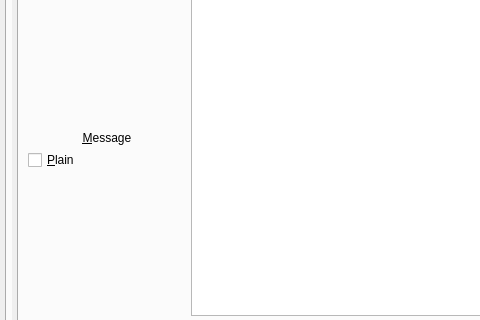
First picture: the form in branches/trunk/GoldBug-UI/controlcenter.ui, repository textbrowser/spot-on, before the edit; both pictures show x 0 to 480 and y 380 to 700 of the 660 by 800 pixel window.
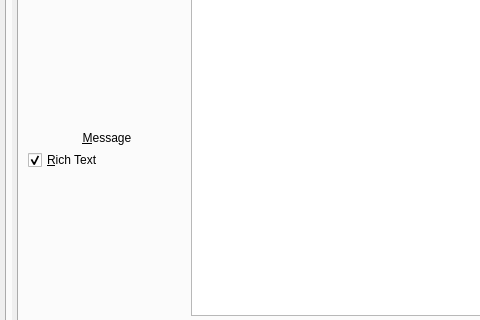
Second picture: the form after the edit. The open tabs and pages were chosen to show the change. Icons and pictures are not drawn. Custom widgets are drawn as their Qt base class.

Commit message: Renamed plain checkbox.

Patch:
```diff
--- a/branches/trunk/GoldBug-UI/controlcenter.ui
+++ b/branches/trunk/GoldBug-UI/controlcenter.ui
@@ -2335,7 +2335,10 @@
                        <string>Click to disable rich text.</string>
                       </property>
                       <property name="text">
-                       <string>&amp;Plain</string>
+                       <string>&amp;Rich Text</string>
+                      </property>
+                      <property name="checked">
+                       <bool>true</bool>
                       </property>
                      </widget>
                     </item>
```
Left out of the diff: 17 changed lines with no effect on the pictures. The commit also changes 2 other files.
